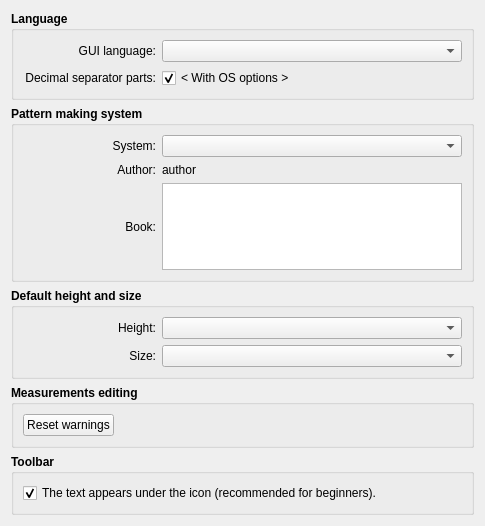
FashionFreedom/Seamly2D, file src/app/seamlyme/dialogs/configpages/seamlymepreferencesconfigurationpage.ui: the form before one commit.
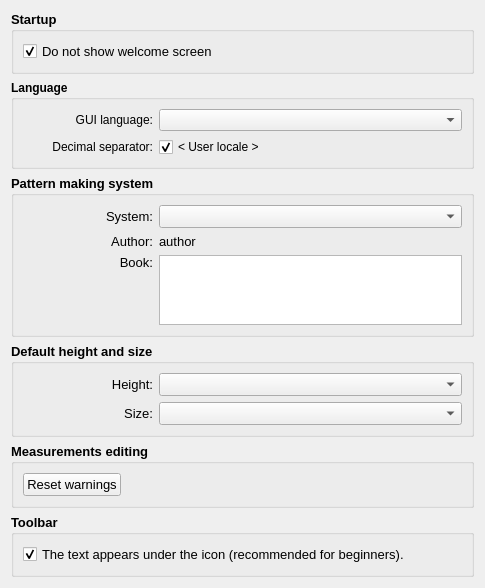
The form after the commit.

Commit message: add seamlyme welcome screen

```diff
--- a/src/app/seamlyme/dialogs/configpages/seamlymepreferencesconfigurationpage.ui
+++ b/src/app/seamlyme/dialogs/configpages/seamlymepreferencesconfigurationpage.ui
@@ -7,19 +7,56 @@
     <x>0</x>
     <y>0</y>
     <width>485</width>
-    <height>526</height>
+    <height>567</height>
    </rect>
   </property>
   <property name="maximumSize">
    <size>
-    <width>485</width>
-    <height>570</height>
+    <width>16777215</width>
+    <height>16777215</height>
    </size>
   </property>
   <property name="windowTitle">
    <string notr="true">Configuration</string>
   </property>
   <layout class="QVBoxLayout" name="verticalLayout">
+   <item>
+    <widget class="QGroupBox" name="startup_GroupBox">
+     <property name="minimumSize">
+      <size>
+       <width>0</width>
+       <height>0</height>
+      </size>
+     </property>
+     <property name="font">
+      <font>
+       <pointsize>10</pointsize>
+       <bold>true</bold>
+      </font>
+     </property>
+     <property name="title">
+      <string>Startup</string>
+     </property>
+     <layout class="QVBoxLayout" name="verticalLayout_7">
+      <item>
+       <widget class="QCheckBox" name="showWelcome_CheckBox">
+        <property name="font">
+         <font>
+          <pointsize>10</pointsize>
+          <bold>false</bold>
+         </font>
+        </property>
+        <property name="text">
+         <string>Do not show welcome screen</string>
+        </property>
+        <property name="checked">
+         <bool>true</bool>
+        </property>
+       </widget>
+      </item>
+     </layout>
+    </widget>
+   </item>
    <item>
     <widget class="QGroupBox" name="groupBox_2">
      <property name="font">
@@ -56,6 +93,12 @@
         </item>
         <item>
          <widget class="QComboBox" name="langCombo">
+          <property name="sizePolicy">
+           <sizepolicy hsizetype="Expanding" vsizetype="Fixed">
+            <horstretch>0</horstretch>
+            <verstretch>0</verstretch>
+           </sizepolicy>
+          </property>
           <property name="minimumSize">
            <size>
             <width>300</width>
@@ -87,7 +130,7 @@
            </font>
           </property>
           <property name="text">
-           <string>Decimal separator parts:</string>
+           <string>Decimal separator:</string>
           </property>
           <property name="alignment">
            <set>Qt::AlignRight|Qt::AlignTrailing|Qt::AlignVCenter</set>
@@ -95,7 +138,13 @@
          </widget>
         </item>
         <item>
-         <widget class="QCheckBox" name="osOptionCheck">
+         <widget class="QCheckBox" name="osOption_CheckBox">
+          <property name="sizePolicy">
+           <sizepolicy hsizetype="Expanding" vsizetype="Fixed">
+            <horstretch>0</horstretch>
+            <verstretch>0</verstretch>
+           </sizepolicy>
+          </property>
           <property name="minimumSize">
            <size>
             <width>300</width>
@@ -108,7 +157,7 @@
            </font>
           </property>
           <property name="text">
-           <string notr="true">&lt; With OS options &gt;</string>
+           <string notr="true">&lt; User locale &gt;</string>
           </property>
           <property name="checked">
            <bool>true</bool>
@@ -124,6 +173,7 @@
     <widget class="QGroupBox" name="groupBox_3">
      <property name="font">
       <font>
+       <pointsize>10</pointsize>
        <bold>true</bold>
       </font>
      </property>
@@ -143,6 +193,7 @@
           </property>
           <property name="font">
            <font>
+            <pointsize>10</pointsize>
             <bold>false</bold>
            </font>
           </property>
@@ -156,6 +207,12 @@
         </item>
         <item>
          <widget class="QComboBox" name="systemCombo">
+          <property name="sizePolicy">
+           <sizepolicy hsizetype="Expanding" vsizetype="Fixed">
+            <horstretch>0</horstretch>
+            <verstretch>0</verstretch>
+           </sizepolicy>
+          </property>
           <property name="minimumSize">
            <size>
             <width>300</width>
@@ -164,6 +221,7 @@
           </property>
           <property name="font">
            <font>
+            <pointsize>10</pointsize>
             <bold>false</bold>
            </font>
           </property>
@@ -183,6 +241,7 @@
           </property>
           <property name="font">
            <font>
+            <pointsize>10</pointsize>
             <bold>false</bold>
            </font>
           </property>
@@ -196,6 +255,12 @@
         </item>
         <item>
          <widget class="QLabel" name="systemAuthorValueLabel">
+          <property name="sizePolicy">
+           <sizepolicy hsizetype="Expanding" vsizetype="Preferred">
+            <horstretch>0</horstretch>
+            <verstretch>0</verstretch>
+           </sizepolicy>
+          </property>
           <property name="minimumSize">
            <size>
             <width>300</width>
@@ -204,6 +269,7 @@
           </property>
           <property name="font">
            <font>
+            <pointsize>10</pointsize>
             <bold>false</bold>
            </font>
           </property>
@@ -226,6 +292,7 @@
           </property>
           <property name="font">
            <font>
+            <pointsize>10</pointsize>
             <bold>false</bold>
            </font>
           </property>
@@ -233,14 +300,14 @@
            <string>Book:</string>
           </property>
           <property name="alignment">
-           <set>Qt::AlignRight|Qt::AlignTrailing|Qt::AlignVCenter</set>
+           <set>Qt::AlignRight|Qt::AlignTop|Qt::AlignTrailing</set>
           </property>
          </widget>
         </item>
         <item>
          <widget class="QPlainTextEdit" name="systemBookValueLabel">
           <property name="sizePolicy">
-           <sizepolicy hsizetype="Preferred" vsizetype="Preferred">
+           <sizepolicy hsizetype="Expanding" vsizetype="Preferred">
             <horstretch>0</horstretch>
             <verstretch>0</verstretch>
            </sizepolicy>
@@ -253,6 +320,7 @@
           </property>
           <property name="font">
            <font>
+            <pointsize>10</pointsize>
             <bold>false</bold>
            </font>
           </property>
@@ -270,6 +338,7 @@
     <widget class="QGroupBox" name="groupBox">
      <property name="font">
       <font>
+       <pointsize>10</pointsize>
        <bold>true</bold>
       </font>
      </property>
@@ -289,6 +358,7 @@
           </property>
           <property name="font">
            <font>
+            <pointsize>10</pointsize>
             <bold>false</bold>
            </font>
           </property>
@@ -302,6 +372,12 @@
         </item>
         <item>
          <widget class="QComboBox" name="defHeightCombo">
+          <property name="sizePolicy">
+           <sizepolicy hsizetype="Expanding" vsizetype="Fixed">
+            <horstretch>0</horstretch>
+            <verstretch>0</verstretch>
+           </sizepolicy>
+          </property>
           <property name="minimumSize">
            <size>
             <width>300</width>
@@ -310,6 +386,7 @@
           </property>
           <property name="font">
            <font>
+            <pointsize>10</pointsize>
             <bold>false</bold>
            </font>
           </property>
@@ -329,6 +406,7 @@
           </property>
           <property name="font">
            <font>
+            <pointsize>10</pointsize>
             <bold>false</bold>
            </font>
           </property>
@@ -342,6 +420,12 @@
         </item>
         <item>
          <widget class="QComboBox" name="defSizeCombo">
+          <property name="sizePolicy">
+           <sizepolicy hsizetype="Expanding" vsizetype="Fixed">
+            <horstretch>0</horstretch>
+            <verstretch>0</verstretch>
+           </sizepolicy>
+          </property>
           <property name="minimumSize">
            <size>
             <width>300</width>
@@ -350,6 +434,7 @@
           </property>
           <property name="font">
            <font>
+            <pointsize>10</pointsize>
             <bold>false</bold>
            </font>
           </property>
@@ -364,6 +449,7 @@
     <widget class="QGroupBox" name="groupBox_5">
      <property name="font">
       <font>
+       <pointsize>10</pointsize>
        <bold>true</bold>
       </font>
      </property>
@@ -381,6 +467,7 @@
         </property>
         <property name="font">
          <font>
+          <pointsize>10</pointsize>
           <bold>false</bold>
          </font>
         </property>
@@ -396,6 +483,7 @@
     <widget class="QGroupBox" name="groupBox_6">
      <property name="font">
       <font>
+       <pointsize>10</pointsize>
        <bold>true</bold>
       </font>
      </property>
@@ -407,6 +495,7 @@
        <widget class="QCheckBox" name="toolBarStyle_CheckBox">
         <property name="font">
          <font>
+          <pointsize>10</pointsize>
           <bold>false</bold>
          </font>
         </property>
```
The commit also changes 49 other files.
